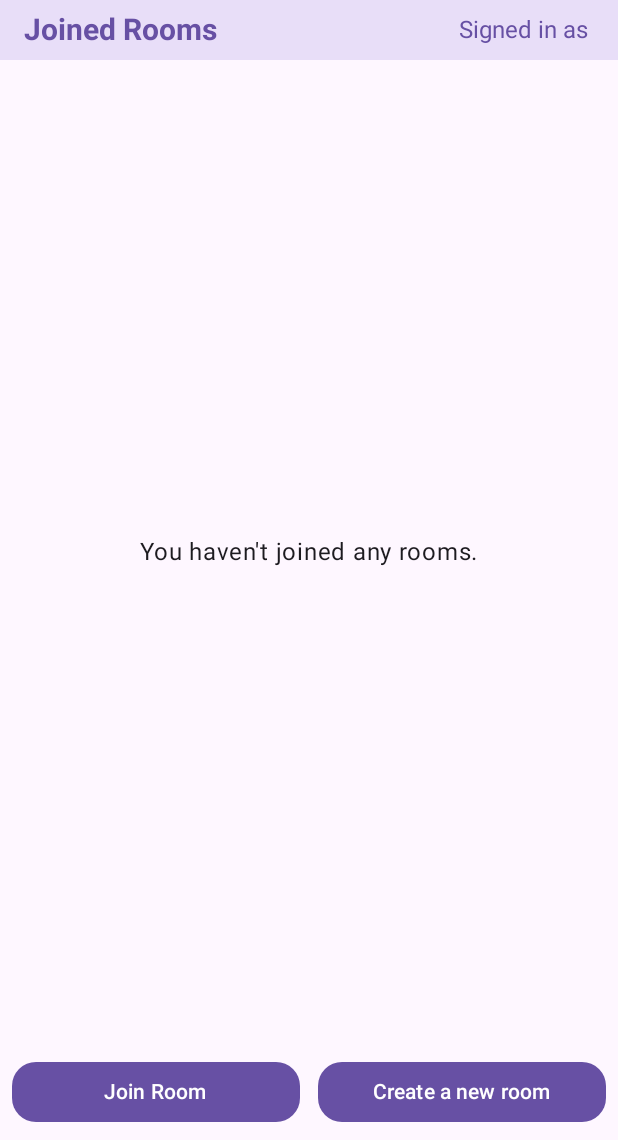
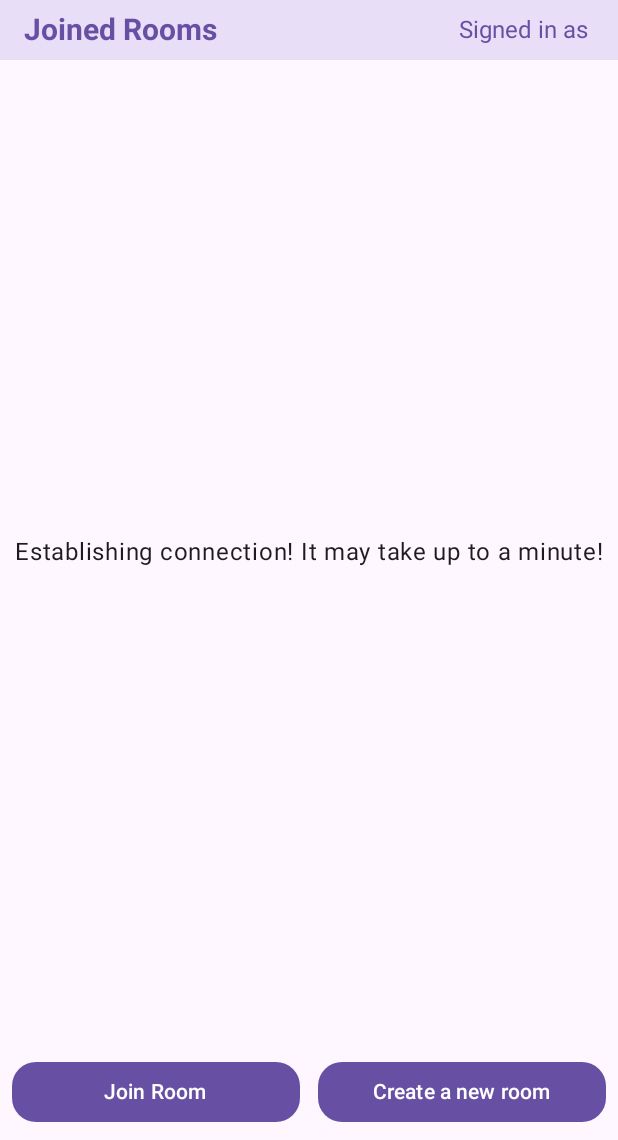
Before and after one commit to aqib-m31/Chatty, an Android app built with Jetpack Compose: the HomeScreen screen opened through its navigation route, on a phone screen of 412 x 824 dp, the part 96-1236 px from its top. Run offline under Robolectric (Android 15) with nearby library versions, the phone set to English and light mode, and no system bars; libraries missing offline, so code that uses them is left out: com.jakewharton.retrofit2, io.socket.client.

Commit message:
Update ChattyAppViewModel to fetch rooms post connection
+ Fetch and update the list of rooms for the authenticated user after the socket connection is successfully established.
+ Fix the static homescreen message - Show a different message while the server is booting up.

```diff
--- a/app/src/main/java/com/aqib/chatty/ui/ChattyApp.kt
+++ b/app/src/main/java/com/aqib/chatty/ui/ChattyApp.kt
@@ -132,7 +132,8 @@ fun ChattyApp() {
                     isJoined = viewModel::isJoined,
                     onShare = { subject: String, roomId: String ->
                         shareRoomId(context = context, subject = subject, roomId = roomId)
-                    }
+                    },
+                    message = userState.value.homeScreenMessage
                 )
             }
             composable(route = ChattyAppScreen.CreateRoom.name) {
--- a/app/src/main/java/com/aqib/chatty/ui/ChattyAppViewModel.kt
+++ b/app/src/main/java/com/aqib/chatty/ui/ChattyAppViewModel.kt
@@ -48,7 +48,8 @@ data class UserState(
     val joinedRoom: Boolean = false,
     val joinedRooms: UserRooms = UserRooms(own = emptyList(), others = emptyList()),
     val errors: List<String> = emptyList(),
-    val message: String = ""
+    val message: String = "",
+    val homeScreenMessage: String = ""
 )
 
 /**
@@ -119,15 +120,25 @@ class ChattyAppViewModel(
                 _userState.update { currentState ->
                     currentState.copy(
                         username = username,
+                        homeScreenMessage = "Establishing connection! It may take up to a minute!"
                     )
                 }
+            }
+        }
+    }
 
-                if (_userState.value.authenticated) {
+    /**
+    * Fetches the list of rooms for the authenticated user and updates the user state with the retrieved rooms.
+    * !! Called after the socket connection is successfully established.
+    */
+    private fun fetchRooms() {
+        viewModelScope.launch {
             try {
-                        val rooms = userRepository.getRooms(_userState.value.accessToken, username)
+                val rooms = userRepository.getRooms(_userState.value.accessToken, _userState.value.username)
                 _userState.update { currentState ->
                     currentState.copy(
-                                joinedRooms = rooms
+                        joinedRooms = rooms,
+                        homeScreenMessage = if (rooms.own.isEmpty() && rooms.others.isEmpty()) "You haven't joined any rooms!" else "",
                     )
                 }
             } catch (e: retrofit2.HttpException) {
@@ -150,8 +161,6 @@ class ChattyAppViewModel(
                 Log.d("INIT RETRIEVE ROOMS", e.message.toString())
             } catch (e: Exception) {
                 Log.d("INIT RETRIEVE ROOMS", e.message.toString())
-                    }
-                }
             }
         }
     }
@@ -262,12 +271,13 @@ class ChattyAppViewModel(
                         socket?.connect()
                         setup()
                         _userState.update { currentState ->
-                            currentState.copy(message = "Connecting... May be the server is booting up!")
+                            currentState.copy(message = "Connecting... Server is booting up! It'll take upto a minute!")
                         }
                         socket?.on(Socket.EVENT_CONNECT) {
                             _userState.update { currentState ->
                                 currentState.copy(message = "Connected Successfully!")
                             }
+                            fetchRooms()
                         }
                     }
                 }
--- a/app/src/main/java/com/aqib/chatty/ui/screens/HomeScreen.kt
+++ b/app/src/main/java/com/aqib/chatty/ui/screens/HomeScreen.kt
@@ -64,6 +64,7 @@ fun HomeScreen(
     onDeleteRoom: (String) -> Unit,
     isJoined: (String) -> Boolean,
     onShare: (String, String) -> Unit,
+    message: String,
     modifier: Modifier = Modifier
 ) {
     Column(
@@ -121,7 +122,7 @@ fun HomeScreen(
                     .weight(1f)
                     .padding(vertical = dimensionResource(id = R.dimen.padding_medium))
             ) {
-                Text(text = "You haven't joined any rooms.")
+                Text(text = message)
             }
         } else {
             LazyColumn(
@@ -268,7 +269,8 @@ fun HomeScreenPreview() {
             onJoinRoom = {},
             onDeleteRoom = {},
             isJoined = { _ -> false },
-            onShare = { _, _ -> {} }
+            onShare = { _, _ -> {} },
+            message = ""
         )
     }
 }
```
Lines whose indentation alone changed are shown as unchanged.
